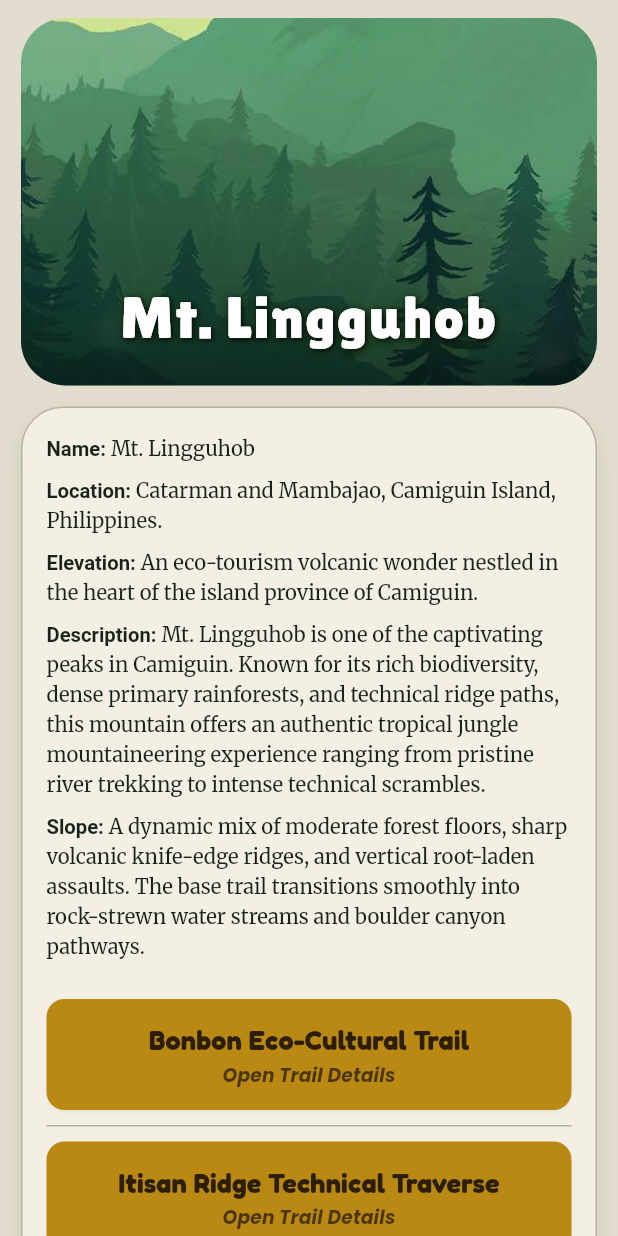
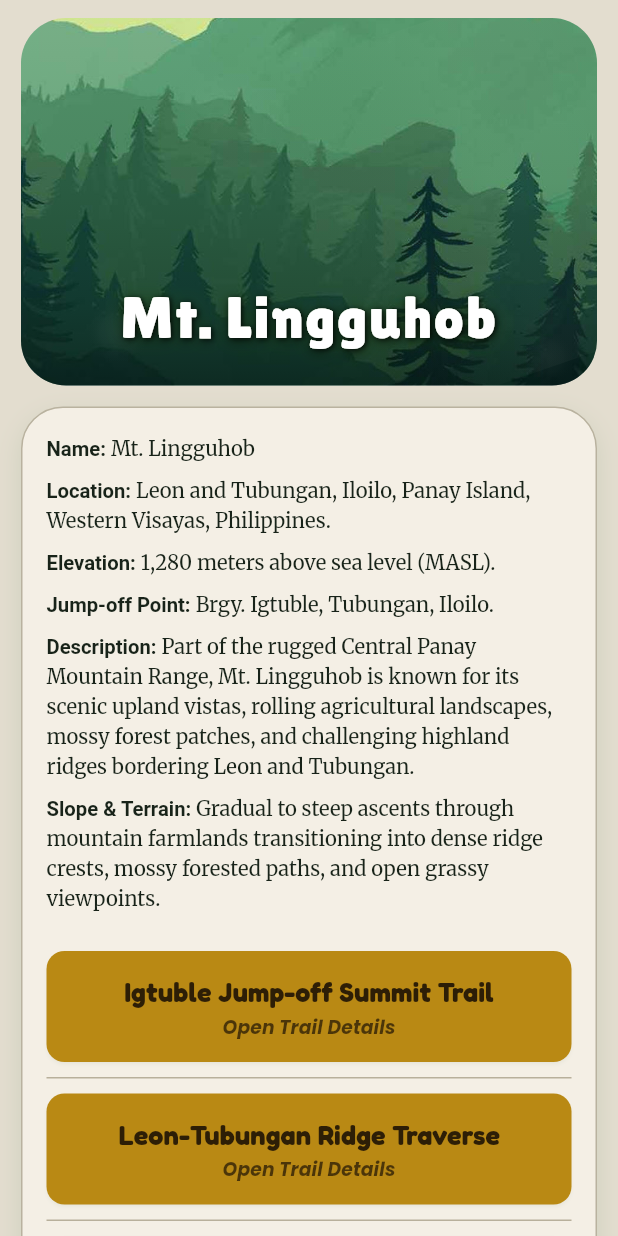
Before and after one commit to JadeMalit/summittrack, a Flutter app: the MtLingguhobScreen screen opened directly, on a phone screen of 412 x 824 dp. Run offline on Flutter 3.47's test engine with Material 3 defaults, Android fonts, the phone set to English and light mode, and no system bars; our stand-ins replace app_links, cloud_firestore, cloud_functions, connectivity_plus, firebase_auth, firebase_core and 14 more; missing offline and left inert: image_picker_android, image_picker_platform_interface, maplibre_gl; accounts and stored records are empty; network calls fail; statements that could not run were skipped.

Commit message:
feat: update Mt. Lingguhob trail data and finalize documentation

```diff
--- a/SummitTrack-Front-End/lib/data/trail_data/lingguhob_trails.dart
+++ b/SummitTrack-Front-End/lib/data/trail_data/lingguhob_trails.dart
@@ -1,85 +1,85 @@
 import 'trail_data.dart';
 
-// 1. BONBON ECO-TRAIL (Standard Route)
+// 1. IGTUBLE SUMMIT TRAIL (Standard Route - mapped to bonbon variable)
 const TrailData lingguhobBonbonTrail = TrailData(
-  name: 'Bonbon Eco-Cultural Trail',
-  location: 'Catarman, Camiguin.',
+  name: 'Igtuble Jump-off Summit Trail',
+  location: 'Tubungan, Iloilo, Panay Island.',
   description:
-      'The most scenic and historical route ascending Mt. Lingguhob. The trail begins near the old volcanic ruins, leading hikers through a dense canopy of primary rainforests and local agro-forestry farms. The path features a steady incline with well-established dirt paths, rich biodiversity, and panoramic views of the Bohol Sea as you approach the mid-way campsite.',
+      'The primary and most popular route ascending Mt. Lingguhob. The trail begins at the highland village of Brgy. Igtuble in Tubungan, taking hikers through scenic agricultural uplands, bamboo groves, and lush secondary jungle patches before reaching the panoramic summit ridge of Central Panay.',
   slopeDifficulty:
-      'Minor climb (3/9 difficulty rating). Moderate inclines with clear forest paths. Perfect for intermediate hikers and determined beginners looking for a solid day hike.',
+      'Minor climb (3/9 difficulty rating). Gradual to moderate uphill inclines along well-defined dirt paths and mountain farmlands. Well-suited for beginners and weekend trekkers.',
   imageAsset: 'assets/images/apo.jpg',
   preparationItems: [
-    'Secure climbing slots and climbing permits from the Camiguin Tourism Office at least 3 days ahead',
-    'Coordinate with the Brgy. Bonbon local council for the mandatory assignment of a registered mountain guide',
-    'Do basic cardio or leg conditioning exercises a week prior to handle the continuous uphill segments',
+    'Register and pay municipal environmental fees at the Tubungan Municipal Tourism Office',
+    'Coordinate with the Brgy. Igtuble Barangay Hall for the mandatory assignment of an accredited local guide',
+    'Perform basic cardio and endurance conditioning prior to the climb to handle sustained ascents',
   ],
   essentialItems: [
-    'Trekking poles to assist with the continuous incline and muddy sections of the forest floor',
-    'At least 2 liters of drinking water mixed with oral rehydration salts or electrolytes',
-    'Lightweight rain jacket or poncho in case of sudden tropical microclimatic showers inside the jungle',
-    'Eco-friendly insect repellent to protect against forest mosquitoes and midges (niknik)',
+    'Trekking poles to assist with balance on muddy clay trails and sloping farmlands',
+    'At least 2 to 3 liters of drinking water mixed with oral electrolytes',
+    'Lightweight rain jacket or poncho for sudden highland microclimatic drizzles',
+    'Insect repellent to protect against forest mosquitoes and trail bugs',
   ],
   safetyReminders: [
-    'Always stay behind your local guide; some off-trail sections have hidden volcanic vents or deep gaps',
-    'Practice the Leave No Trace principles strictly; do not pick wild orchids or disturb the local wildlife',
-    'Be prepared for sudden humidity shifts; pace your breathing during the dense jungle assault segments',
+    'Always remain behind your assigned local guide and stay on designated village footpaths',
+    'Strictly practice Leave No Trace principles; pack out all personal trash and wrappers',
+    'Pace your ascent during the exposed sunny trail segments across the upland farms',
   ],
   showTrailMap: true,
 );
 
-// 2. ITISAN RIDGE TRAVERSE (Technical Route)
+// 2. LEON-TUBUNGAN RIDGE TRAVERSE (Technical Route - mapped to itisan variable)
 const TrailData lingguhobItisanTrail = TrailData(
-  name: 'Itisan Ridge Technical Traverse',
-  location: 'Mambajao, Camiguin.',
+  name: 'Leon-Tubungan Ridge Traverse',
+  location: 'Leon and Tubungan, Iloilo, Panay Island.',
   description:
-      'An advanced, adrenaline-pumping traverse designed for seasoned mountaineers. This technical route attacks the knife-edge ridges of Mt. Lingguhob, requiring scrambles over moss-covered volcanic boulders and navigation through narrow ridges with steep drop-offs on both sides. Hikers are rewarded with an unobstructed 360-degree view of the island’s volcanic peaks.',
+      'An adventurous cross-boundary ridge traverse connecting the highlands of Tubungan and Leon. This trail negotiates sharp panoramic crests, technical root-assisted scrambles, and dense mossy forest sections offering sweeping vistas of the Central Panay Mountain Range.',
   slopeDifficulty:
-      'Major climb (6/9 difficulty rating). Steep vertical assaults, loose volcanic soil, and exposed ridge lines. Not recommended for individuals with severe vertigo or fear of heights.',
+      'Major climb (5/9 difficulty rating). Steep ridge ascents, technical forest sections, and exposed knife-edge footpaths. Recommended for experienced hikers.',
   imageAsset: 'assets/images/apo.jpg',
   preparationItems: [
-    'Mandatory medical certificate clearing the hiker for strenuous high-altitude outdoor activities',
-    'Pre-register with the Mambajao Eco-Tourism hub and sign the standard liability waivers',
-    'Pack all gear in heavy-duty dry bags inside your pack due to frequent heavy fog and moisture on the ridge',
+    'Pre-coordinate cross-border climb permits with both Tubungan and Leon municipal tourism councils',
+    'Ensure all personal sleeping gear, extra clothes, and electronics are protected inside waterproof dry bags',
+    'Undergo preparatory endurance training for multi-hour continuous ridge trekking',
   ],
   essentialItems: [
-    'Heavy-duty outdoor grip gloves for scrambling across rough volcanic rocks and holding onto root anchors',
-    'High-cut trekking boots with deep lugs for superior traction on wet clay and loose volcanic scree',
-    'A reliable headlamp with extra fresh batteries, essential for early morning or delayed evening ridge descents',
-    'A personal first-aid kit containing elastic bandages, antiseptics, and muscle pain relief sprays',
+    'Heavy-duty outdoor grip gloves for handling root systems, bamboo handholds, and rock anchors',
+    'Sturdy trekking boots with aggressive lug treads for muddy and slippery clay inclines',
+    'A high-lumen headlamp with spare batteries for early morning summit pushes or delayed descents',
+    'A complete personal first-aid kit containing elastic bandages, antiseptic wipes, and muscle rub',
   ],
   safetyReminders: [
-    'Maintain a 3-point contact (two hands, one foot or vice versa) at all times during the rocky ridge scrambles',
-    'In case of heavy winds or zero-visibility fog, halt the trek immediately and wait for your guide’s call',
-    'Strictly no horseplaying on the ridge lines; a single misstep can lead to severe drops into the canyon fields',
+    'Maintain three points of contact on steep, narrow ridge paths and root-heavy assaults',
+    'Exercise extreme caution along exposed ridge lines during strong wind gusts or heavy mist',
+    'Stay grouped with your team and never wander off onto unverified livestock trails',
   ],
   showTrailMap: true,
 );
 
-// 3. TUASAN FALLS LINK (Scenic/River Route)
+// 3. PANAY UPLAND FOREST CIRCUIT (Scenic/River Route - mapped to tuasan variable)
 const TrailData lingguhobTuasanTrail = TrailData(
-  name: 'Tuasan Falls Eco Link',
-  location: 'Catarman, Camiguin.',
+  name: 'Panay Upland Forest Circuit',
+  location: 'Tubungan, Iloilo, Panay Island.',
   description:
-      'A refreshing, water-based minor trek that traces the crystalline river systems flowing directly from the slopes of Mt. Lingguhob, terminating near the famous Tuasan Falls. The route is highly immersive, involving continuous boulder hopping, shallow river crossings, and trekking through lush riverbanks lined with wild ferns and giant bamboos.',
+      'A scenic loop trail exploring the pristine watersheds and mountain creeks nestled along the lower slopes of Mt. Lingguhob. The route features stream crossings, refreshing forest canopies, biodiversity corridors, and natural rock-strewn river pathways.',
   slopeDifficulty:
-      'Minor climb (2/9 difficulty rating). Mostly flat riverbeds with heavy boulder hopping and multiple stream crossings. Water level dependent but beginner-friendly.',
+      'Minor climb (2/9 difficulty rating). Gentle terrain characterized by shallow stream crossings, boulder stepping, and shaded forest trails. Very beginner-friendly.',
   imageAsset: 'assets/images/apo.jpg',
   preparationItems: [
-    'Check the local weather forecast specifically for rain advisories around the mountain watershed area',
-    'Pay the local environmental and entrance fees at the Tuasan Eco-Park registration outpost',
-    'Ensure all electronics, phones, and car keys are sealed inside reliable waterproof pouches',
+    'Check local weather updates and rainfall advisories before attempting stream crossings',
+    'Register at the local eco-tourism desk and secure a local community guide',
+    'Store mobile phones, electronic car keys, and power banks inside certified waterproof cases',
   ],
   essentialItems: [
-    'High-quality aqua shoes or outdoor sandals with secure straps and non-slip rubber soles for wet rocks',
-    'Quick-dry outdoor clothing (dry-fit shirts and lightweight shorts) to avoid chafing when wet',
-    'A lightweight dry bag (10L to 20L) to keep your extra clothes and trail snacks completely bone-dry',
-    'A compact microfiber towel and biodegradable soap if planning to swim in designated river pools',
+    'Durable trekking sandals or water shoes with non-slip rubber outsoles for wet rocks',
+    'Quick-drying athletic apparel (dri-fit shirts and lightweight trail shorts)',
+    'A waterproof dry bag (10L–20L) to keep gear and trail food dry during water crossings',
+    'Compact microfiber towel and clean change of clothes stored for after the trek',
   ],
   safetyReminders: [
-    'Never attempt this trail during heavy rain or storm warnings due to extreme risk of sudden flash floods',
-    'Test every boulder with your foot before committing your full body weight; wet river rocks are deceptively slippery',
-    'Refrain from diving into untested deep pools along the riverbed to avoid hitting submerged volcanic rocks',
+    'Do not proceed with riverbed trekking during or immediately after heavy rains due to flash flood risks',
+    'Test every wet boulder for stability before placing your full weight on it',
+    'Keep your hands free while crossing shallow rocky streams to maintain proper balance',
   ],
   showTrailMap: true,
 );
--- a/SummitTrack-Front-End/lib/features/mountains/screens/mt_lingguhob.dart
+++ b/SummitTrack-Front-End/lib/features/mountains/screens/mt_lingguhob.dart
@@ -20,21 +20,21 @@
 
     final trailButtons = [
       _TrailButtonConfig(
-        title: 'Bonbon Eco-Cultural Trail',
+        title: 'Igtuble Jump-off Summit Trail',
         subtitle: 'Open Trail Details',
         onTap: () {
           Navigator.of(context).pushNamed('/mountain/lingguhob/trail/bonbon');
         },
       ),
       _TrailButtonConfig(
-        title: 'Itisan Ridge Technical Traverse',
+        title: 'Leon-Tubungan Ridge Traverse',
         subtitle: 'Open Trail Details',
         onTap: () {
           Navigator.of(context).pushNamed('/mountain/lingguhob/trail/itisan');
         },
       ),
       _TrailButtonConfig(
-        title: 'Tuasan Falls Eco Link',
+        title: 'Panay Upland Forest Circuit',
         subtitle: 'Open Trail Details',
         onTap: () {
           Navigator.of(context).pushNamed('/mountain/lingguhob/trail/tuasan');
@@ -75,19 +75,23 @@
                     const _InfoLine(label: 'Name:', value: 'Mt. Lingguhob'),
                     const _InfoLine(
                       label: 'Location:',
-                      value: 'Catarman and Mambajao, Camiguin Island, Philippines.',
+                      value: 'Leon and Tubungan, Iloilo, Panay Island, Western Visayas, Philippines.',
                     ),
                     const _InfoLine(
                       label: 'Elevation:',
-                      value: 'An eco-tourism volcanic wonder nestled in the heart of the island province of Camiguin.',
+                      value: '1,280 meters above sea level (MASL).',
+                    ),
+                    const _InfoLine(
+                      label: 'Jump-off Point:',
+                      value: 'Brgy. Igtuble, Tubungan, Iloilo.',
                     ),
                     const _InfoLine(
                       label: 'Description:',
-                      value: 'Mt. Lingguhob is one of the captivating peaks in Camiguin. Known for its rich biodiversity, dense primary rainforests, and technical ridge paths, this mountain offers an authentic tropical jungle mountaineering experience ranging from pristine river trekking to intense technical scrambles.',
+                      value: 'Part of the rugged Central Panay Mountain Range, Mt. Lingguhob is known for its scenic upland vistas, rolling agricultural landscapes, mossy forest patches, and challenging highland ridges bordering Leon and Tubungan.',
                     ),
                     const _InfoLine(
-                      label: 'Slope:',
-                      value: 'A dynamic mix of moderate forest floors, sharp volcanic knife-edge ridges, and vertical root-laden assaults. The base trail transitions smoothly into rock-strewn water streams and boulder canyon pathways.',
+                      label: 'Slope & Terrain:',
+                      value: 'Gradual to steep ascents through mountain farmlands transitioning into dense ridge crests, mossy forested paths, and open grassy viewpoints.',
                     ),
                     const SizedBox(height: 18),
                     for (
```
